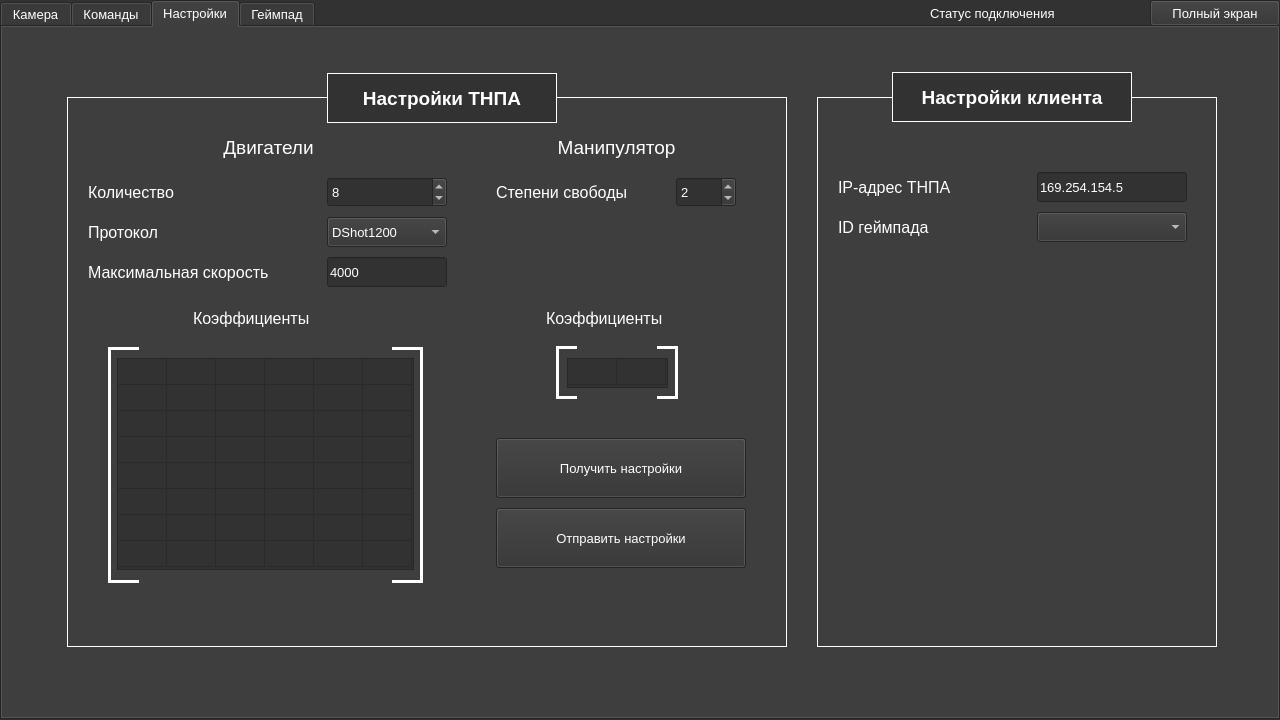
Qt form src/MainWindow/MainWindow.ui (PolarStarWalker/PolarUV-client) before a commit.
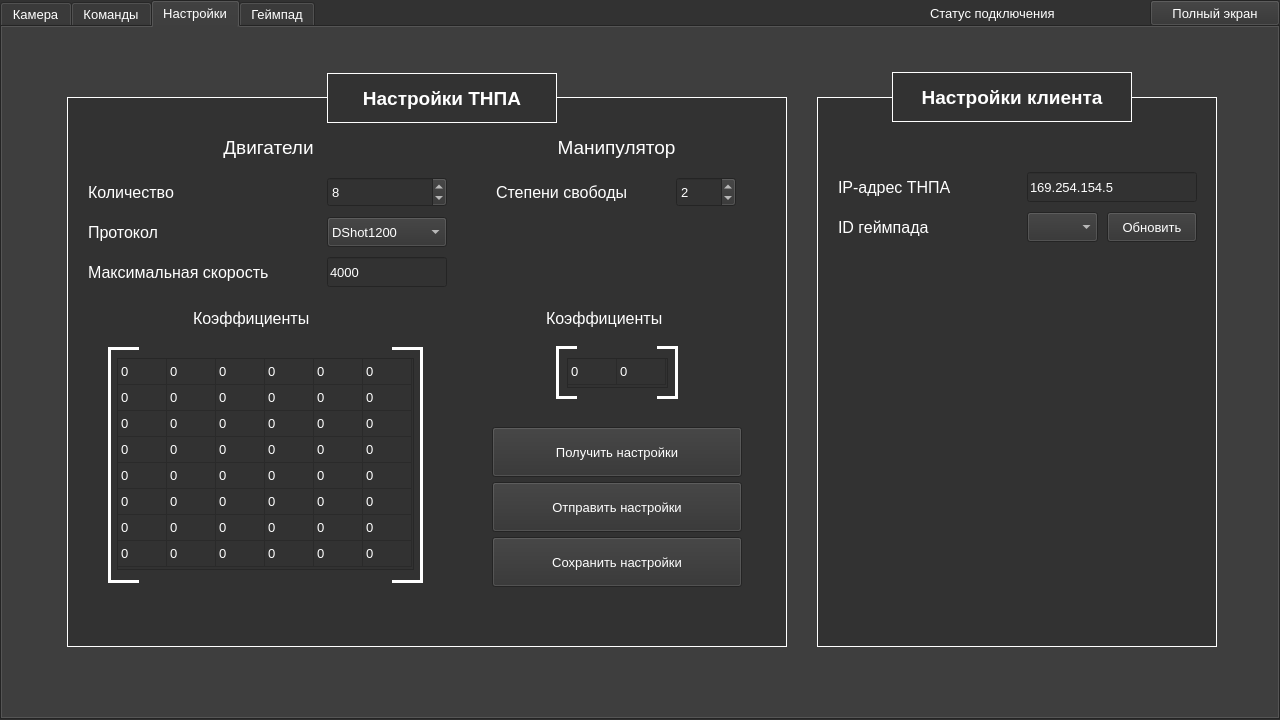
The same form after that commit. Icons and pictures are not drawn.

Patch:
```diff
--- a/src/MainWindow/MainWindow.ui
+++ b/src/MainWindow/MainWindow.ui
@@ -1110,12 +1110,12 @@
        <column/>
        <item row="0" column="0">
         <property name="text">
-         <string/>
+         <string>0</string>
         </property>
        </item>
        <item row="0" column="1">
         <property name="text">
-         <string/>
+         <string>0</string>
         </property>
        </item>
       </widget>
@@ -1476,32 +1476,252 @@
        <column/>
        <item row="0" column="0">
         <property name="text">
-         <string/>
+         <string>0</string>
         </property>
        </item>
        <item row="0" column="1">
         <property name="text">
-         <string/>
+         <string>0</string>
         </property>
        </item>
        <item row="0" column="2">
         <property name="text">
-         <string/>
+         <string>0</string>
         </property>
        </item>
        <item row="0" column="3">
         <property name="text">
-         <string/>
+         <string>0</string>
+        </property>
+       </item>
+       <item row="0" column="4">
+        <property name="text">
+         <string>0</string>
+        </property>
+       </item>
+       <item row="0" column="5">
+        <property name="text">
+         <string>0</string>
+        </property>
+       </item>
+       <item row="1" column="0">
+        <property name="text">
+         <string>0</string>
+        </property>
+       </item>
+       <item row="1" column="1">
+        <property name="text">
+         <string>0</string>
+        </property>
+       </item>
+       <item row="1" column="2">
+        <property name="text">
+         <string>0</string>
+        </property>
+       </item>
+       <item row="1" column="3">
+        <property name="text">
+         <string>0</string>
+        </property>
+       </item>
+       <item row="1" column="4">
+        <property name="text">
+         <string>0</string>
+        </property>
+       </item>
+       <item row="1" column="5">
+        <property name="text">
+         <string>0</string>
+        </property>
+       </item>
+       <item row="2" column="0">
+        <property name="text">
+         <string>0</string>
+        </property>
+       </item>
+       <item row="2" column="1">
+        <property name="text">
+         <string>0</string>
+        </property>
+       </item>
+       <item row="2" column="2">
+        <property name="text">
+         <string>0</string>
+        </property>
+       </item>
+       <item row="2" column="3">
+        <property name="text">
+         <string>0</string>
+        </property>
+       </item>
+       <item row="2" column="4">
+        <property name="text">
+         <string>0</string>
+        </property>
+       </item>
+       <item row="2" column="5">
+        <property name="text">
+         <string>0</string>
+        </property>
+       </item>
+       <item row="3" column="0">
+        <property name="text">
+         <string>0</string>
+        </property>
+       </item>
+       <item row="3" column="1">
+        <property name="text">
+         <string>0</string>
+        </property>
+       </item>
+       <item row="3" column="2">
+        <property name="text">
+         <string>0</string>
+        </property>
+       </item>
+       <item row="3" column="3">
+        <property name="text">
+         <string>0</string>
+        </property>
+       </item>
+       <item row="3" column="4">
+        <property name="text">
+         <string>0</string>
+        </property>
+       </item>
+       <item row="3" column="5">
+        <property name="text">
+         <string>0</string>
+        </property>
+       </item>
+       <item row="4" column="0">
+        <property name="text">
+         <string>0</string>
+        </property>
+       </item>
+       <item row="4" column="1">
+        <property name="text">
+         <string>0</string>
+        </property>
+       </item>
+       <item row="4" column="2">
+        <property name="text">
+         <string>0</string>
+        </property>
+       </item>
+       <item row="4" column="3">
+        <property name="text">
+         <string>0</string>
+        </property>
+       </item>
+       <item row="4" column="4">
+        <property name="text">
+         <string>0</string>
+        </property>
+       </item>
+       <item row="4" column="5">
+        <property name="text">
+         <string>0</string>
+        </property>
+       </item>
+       <item row="5" column="0">
+        <property name="text">
+         <string>0</string>
+        </property>
+       </item>
+       <item row="5" column="1">
+        <property name="text">
+         <string>0</string>
+        </property>
+       </item>
+       <item row="5" column="2">
+        <property name="text">
+         <string>0</string>
+        </property>
+       </item>
+       <item row="5" column="3">
+        <property name="text">
+         <string>0</string>
+        </property>
+       </item>
+       <item row="5" column="4">
+        <property name="text">
+         <string>0</string>
+        </property>
+       </item>
+       <item row="5" column="5">
+        <property name="text">
+         <string>0</string>
+        </property>
+       </item>
+       <item row="6" column="0">
+        <property name="text">
+         <string>0</string>
+        </property>
+       </item>
+       <item row="6" column="1">
+        <property name="text">
+         <string>0</string>
+        </property>
+       </item>
+       <item row="6" column="2">
+        <property name="text">
+         <string>0</string>
+        </property>
+       </item>
+       <item row="6" column="3">
+        <property name="text">
+         <string>0</string>
+        </property>
+       </item>
+       <item row="6" column="4">
+        <property name="text">
+         <string>0</string>
+        </property>
+       </item>
+       <item row="6" column="5">
+        <property name="text">
+         <string>0</string>
+        </property>
+       </item>
+       <item row="7" column="0">
+        <property name="text">
+         <string>0</string>
+        </property>
+       </item>
+       <item row="7" column="1">
+        <property name="text">
+         <string>0</string>
+        </property>
+       </item>
+       <item row="7" column="2">
+        <property name="text">
+         <string>0</string>
+        </property>
+       </item>
+       <item row="7" column="3">
+        <property name="text">
+         <string>0</string>
+        </property>
+       </item>
+       <item row="7" column="4">
+        <property name="text">
+         <string>0</string>
+        </property>
+       </item>
+       <item row="7" column="5">
+        <property name="text">
+         <string>0</string>
         </property>
        </item>
       </widget>
       <widget class="QPushButton" name="SendSettingsButton">
        <property name="geometry">
         <rect>
-         <x>429</x>
-         <y>411</y>
+         <x>425</x>
+         <y>385</y>
          <width>250</width>
-         <height>60</height>
+         <height>50</height>
         </rect>
        </property>
        <property name="font">
@@ -1519,10 +1739,10 @@
       <widget class="QPushButton" name="ReceiveSettingsButton">
        <property name="geometry">
         <rect>
-         <x>429</x>
-         <y>341</y>
+         <x>425</x>
+         <y>330</y>
          <width>250</width>
-         <height>60</height>
+         <height>50</height>
         </rect>
        </property>
        <property name="font">
@@ -1665,7 +1885,7 @@
         </rect>
        </property>
        <property name="autoFillBackground">
-        <bool>false</bool>
+        <bool>true</bool>
        </property>
        <property name="frameShape">
         <enum>QFrame::Panel</enum>
@@ -1680,6 +1900,27 @@
         <number>0</number>
        </property>
       </widget>
+      <widget class="QPushButton" name="SaveSettingsButton">
+       <property name="geometry">
+        <rect>
+         <x>425</x>
+         <y>440</y>
+         <width>250</width>
+         <height>50</height>
+        </rect>
+       </property>
+       <property name="font">
+        <font>
+         <family>Arial</family>
+         <pointsize>10</pointsize>
+         <weight>50</weight>
+         <bold>false</bold>
+        </font>
+       </property>
+       <property name="text">
+        <string>Сохранить настройки</string>
+       </property>
+      </widget>
       <zorder>RobotSettingsWidgetFrame</zorder>
       <zorder>HandTopRightLine</zorder>
       <zorder>HandFreedomLabel</zorder>
@@ -1709,6 +1950,7 @@
       <zorder>HandBottomLeftLine</zorder>
       <zorder>HandTopLeftLine</zorder>
       <zorder>HandLeftLine</zorder>
+      <zorder>SaveSettingsButton</zorder>
      </widget>
      <widget class="QLabel" name="RobotSettingsLabel">
       <property name="geometry">
@@ -1779,6 +2021,9 @@
          <height>550</height>
         </rect>
        </property>
+       <property name="autoFillBackground">
+        <bool>true</bool>
+       </property>
        <property name="frameShape">
         <enum>QFrame::Panel</enum>
        </property>
@@ -1788,9 +2033,9 @@
        <widget class="QLineEdit" name="IPEdit">
         <property name="geometry">
          <rect>
-          <x>220</x>
+          <x>210</x>
           <y>75</y>
-          <width>150</width>
+          <width>170</width>
           <height>30</height>
          </rect>
         </property>
@@ -1804,13 +2049,51 @@
        <widget class="QComboBox" name="GamepadComboBox">
         <property name="geometry">
          <rect>
-          <x>220</x>
+          <x>210</x>
           <y>115</y>
-          <width>150</width>
+          <width>71</width>
           <height>30</height>
          </rect>
         </property>
        </widget>
+       <widget class="QPushButton" name="RefreshGamepadsButton">
+        <property name="geometry">
+         <rect>
+          <x>290</x>
+          <y>115</y>
+          <width>90</width>
+          <height>30</height>
+         </rect>
+        </property>
+        <property name="font">
+         <font>
+          <family>Arial</family>
+          <pointsize>10</pointsize>
+          <weight>50</weight>
+          <bold>false</bold>
+          <stylestrategy>PreferDefault</stylestrategy>
+          <kerning>true</kerning>
+         </font>
+        </property>
+        <property name="cursor">
+         <cursorShape>ArrowCursor</cursorShape>
+        </property>
+        <property name="layoutDirection">
+         <enum>Qt::RightToLeft</enum>
+        </property>
+        <property name="text">
+         <string>Обновить</string>
+        </property>
+        <property name="iconSize">
+         <size>
+          <width>30</width>
+          <height>30</height>
+         </size>
+        </property>
+        <property name="autoDefault">
+         <bool>false</bool>
+        </property>
+       </widget>
       </widget>
       <widget class="QLabel" name="MotorsQuantityLabel_5">
        <property name="geometry">
@@ -1920,6 +2203,9 @@
          <height>540</height>
         </rect>
        </property>
+       <property name="autoFillBackground">
+        <bool>true</bool>
+       </property>
        <property name="frameShape">
         <enum>QFrame::Panel</enum>
        </property>
```
